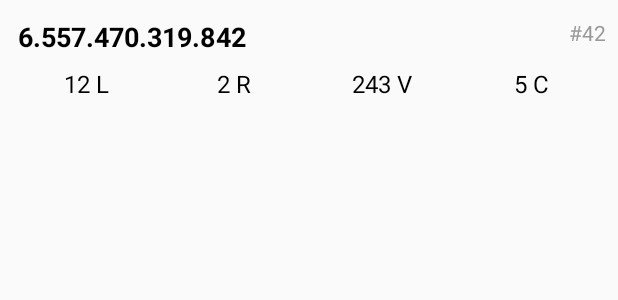
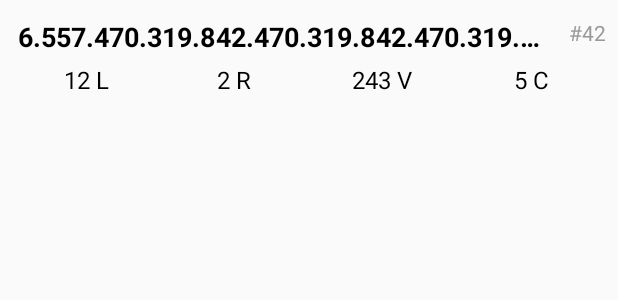
Before and after one commit to qwert2603/DailyFib, an Android app: the layout item_post.xml on its own in the app's theme, with its tools: preview values and no code run, on a phone screen of 412 x 824 dp. Shown: the top 300 px of the screen. Run offline under Robolectric (Android 15) with nearby library versions, the phone set to English and light mode, and no system bars.

```diff
--- /dev/null
+++ b/app/src/debug/res/values/strings.xml
@@ -0,0 +1,4 @@
+<?xml version="1.0" encoding="utf-8"?>
+<resources>
+    <string name="app_name">Фибоначчи каждый день debug</string>
+</resources>
--- a/app/src/main/java/com/qwert2603/daily_fib/api/DataManager.kt
+++ b/app/src/main/java/com/qwert2603/daily_fib/api/DataManager.kt
@@ -1,9 +1,9 @@
 package com.qwert2603.daily_fib.api
 
-import com.atconsulting.strizhi.util.LogUtils
 import com.qwert2603.daily_fib.main_activity.CommentAuthor
 import com.qwert2603.daily_fib.main_activity.CommentItem
 import com.qwert2603.daily_fib.main_activity.PostItem
+import com.qwert2603.daily_fib.util.LogUtils
 import io.reactivex.Single
 import io.reactivex.android.schedulers.AndroidSchedulers
 import io.reactivex.schedulers.Schedulers
@@ -15,7 +15,7 @@ import retrofit2.converter.gson.GsonConverterFactory
 
 class DataManager {
 
-    val rest: Rest = Retrofit.Builder()
+    private val rest: Rest = Retrofit.Builder()
             .client(OkHttpClient.Builder()
                     .addInterceptor(HttpLoggingInterceptor(HttpLoggingInterceptor.Logger { LogUtils.d(it) }).setLevel(HttpLoggingInterceptor.Level.BODY))
                     .build())
--- a/app/src/main/java/com/qwert2603/daily_fib/main_activity/adapter/Adapter.kt
+++ b/app/src/main/java/com/qwert2603/daily_fib/main_activity/adapter/Adapter.kt
@@ -23,11 +23,8 @@ class ItemsAdapter : RecyclerView.Adapter<RecyclerView.ViewHolder>() {
             field = value
             DiffUtil.calculateDiff(object : DiffUtil.Callback() {
                 override fun getOldListSize() = prev.size
-
                 override fun getNewListSize() = field.size
-
                 override fun areItemsTheSame(oldItemPosition: Int, newItemPosition: Int) = prev[oldItemPosition].id == field[newItemPosition].id
-
                 override fun areContentsTheSame(oldItemPosition: Int, newItemPosition: Int) = prev[oldItemPosition] == field[newItemPosition]
             }).dispatchUpdatesTo(this)
         }
--- a/app/src/main/java/com/qwert2603/daily_fib/main_activity/adapter/CommentDelegateAdapter.kt
+++ b/app/src/main/java/com/qwert2603/daily_fib/main_activity/adapter/CommentDelegateAdapter.kt
@@ -14,9 +14,7 @@ import com.qwert2603.daily_fib.util.inflate
 import kotlinx.android.synthetic.main.item_comment.view.*
 
 class CommentDelegateAdapter : DelegateAdapter<CommentItem, CommentVH> {
-    override fun createVH(parent: ViewGroup): CommentVH {
-        return CommentVH(parent.inflate(R.layout.item_comment))
-    }
+    override fun createVH(parent: ViewGroup) = CommentVH(parent.inflate(R.layout.item_comment))
 
     override fun bind(viewHolder: CommentVH, item: CommentItem) {
         viewHolder.bind(item)
--- a/app/src/main/java/com/qwert2603/daily_fib/main_activity/adapter/LoadingCommentsDelegateAdapter.kt
+++ b/app/src/main/java/com/qwert2603/daily_fib/main_activity/adapter/LoadingCommentsDelegateAdapter.kt
@@ -4,7 +4,7 @@ import android.support.transition.TransitionManager
 import android.support.v7.widget.RecyclerView
 import android.view.View
 import android.view.ViewGroup
-import com.atconsulting.strizhi.util.LogUtils
+import com.qwert2603.daily_fib.util.LogUtils
 import com.qwert2603.daily_fib.R
 import com.qwert2603.daily_fib.main_activity.LoadingCommentsItem
 import com.qwert2603.daily_fib.util.inflate
@@ -12,9 +12,7 @@ import com.qwert2603.daily_fib.util.setVisible
 import kotlinx.android.synthetic.main.item_loading.view.*
 
 class LoadingCommentsDelegateAdapter : DelegateAdapter<LoadingCommentsItem, LoadingCommentsVH> {
-    override fun createVH(parent: ViewGroup): LoadingCommentsVH {
-        return LoadingCommentsVH(parent.inflate(R.layout.item_loading))
-    }
+    override fun createVH(parent: ViewGroup) = LoadingCommentsVH(parent.inflate(R.layout.item_loading))
 
     override fun bind(viewHolder: LoadingCommentsVH, item: LoadingCommentsItem) {
         viewHolder.bind(item)
--- a/app/src/main/java/com/qwert2603/daily_fib/main_activity/adapter/LoadingDelegateAdapter.kt
+++ b/app/src/main/java/com/qwert2603/daily_fib/main_activity/adapter/LoadingDelegateAdapter.kt
@@ -11,9 +11,7 @@ import com.qwert2603.daily_fib.util.setVisible
 import kotlinx.android.synthetic.main.item_loading.view.*
 
 class LoadingDelegateAdapter : DelegateAdapter<LoadingItem, LoadingVH> {
-    override fun createVH(parent: ViewGroup): LoadingVH {
-        return LoadingVH(parent.inflate(R.layout.item_loading))
-    }
+    override fun createVH(parent: ViewGroup) = LoadingVH(parent.inflate(R.layout.item_loading))
 
     override fun bind(viewHolder: LoadingVH, item: LoadingItem) {
         viewHolder.bind(item)
--- a/app/src/main/java/com/qwert2603/daily_fib/main_activity/adapter/NoCommentsDelegateAdapter.kt
+++ b/app/src/main/java/com/qwert2603/daily_fib/main_activity/adapter/NoCommentsDelegateAdapter.kt
@@ -8,9 +8,7 @@ import com.qwert2603.daily_fib.main_activity.NoCommentsItem
 import com.qwert2603.daily_fib.util.inflate
 
 class NoCommentsDelegateAdapter : DelegateAdapter<NoCommentsItem, NoCommentsVH> {
-    override fun createVH(parent: ViewGroup): NoCommentsVH {
-        return NoCommentsVH(parent.inflate(R.layout.item_no_comments))
-    }
+    override fun createVH(parent: ViewGroup) = NoCommentsVH(parent.inflate(R.layout.item_no_comments))
 
     override fun bind(viewHolder: NoCommentsVH, item: NoCommentsItem) {
         // nth
--- a/app/src/main/java/com/qwert2603/daily_fib/util/LogUtils.kt
+++ b/app/src/main/java/com/qwert2603/daily_fib/util/LogUtils.kt
@@ -1,4 +1,4 @@
-package com.atconsulting.strizhi.util
+package com.qwert2603.daily_fib.util
 
 import android.util.Log
 
--- a/app/src/main/res/layout/item_post.xml
+++ b/app/src/main/res/layout/item_post.xml
@@ -5,7 +5,6 @@
     android:background="?attr/selectableItemBackground"
     android:orientation="vertical"
     android:padding="8dp">
-
 
     <LinearLayout
         android:layout_width="match_parent"
@@ -15,10 +14,12 @@
         <TextView
             android:id="@+id/text_TextView"
             android:layout_width="0dp"
-            android:layout_height="wrap_content"
+            android:layout_height="22dp"
             android:layout_margin="4dp"
             android:layout_weight="1"
-            android:text="6.557.470.319.842"
+            android:ellipsize="end"
+            android:lines="1"
+            android:text="6.557.470.319.842.470.319.842.470.319.842"
             android:textColor="@android:color/black"
             android:textSize="18sp"
             android:textStyle="bold" />
--- a/app/src/main/res/values/colors.xml
+++ b/app/src/main/res/values/colors.xml
@@ -1,6 +1,6 @@
 <?xml version="1.0" encoding="utf-8"?>
 <resources>
-    <color name="colorPrimary">#3F51B5</color>
-    <color name="colorPrimaryDark">#303F9F</color>
-    <color name="colorAccent">#FF4081</color>
+    <color name="colorPrimary">#23bd35</color>
+    <color name="colorPrimaryDark">#FF4031</color>
+    <color name="colorAccent">#FF4031</color>
 </resources>
```
Also changed, not shown: app/build.gradle (+12 -8 lines), app/src/main/java/com/qwert2603/daily_fib/main_activity/MainActivity.kt (+14 -3 lines), app/src/main/java/com/qwert2603/daily_fib/main_activity/MainActivityPresenter.kt (+5 -3 lines), app/src/main/java/com/qwert2603/daily_fib/main_activity/adapter/PostDelegateAdapter.kt (+6 -5 lines).
